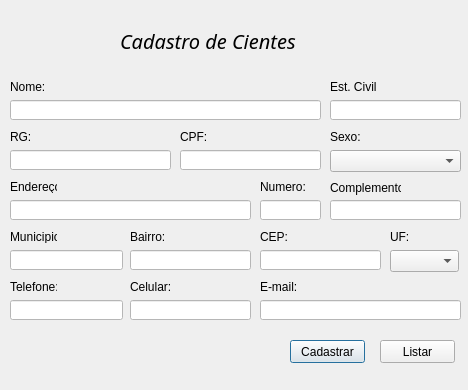
Before: the Qt Designer form tela_cadastro_cliente.ui in saulovictor/Sistema, drawn with Qt 5.
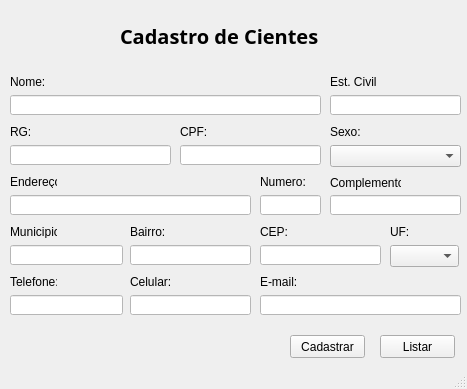
After: the same form once the commit is applied.

What changed in the file:
```diff
--- a/tela_cadastro_cliente.ui
+++ b/tela_cadastro_cliente.ui
@@ -1,27 +1,76 @@
 <?xml version="1.0" encoding="UTF-8"?>
 <ui version="4.0">
- <class>Dialog</class>
- <widget class="QDialog" name="Dialog">
+ <class>MainWindow</class>
+ <widget class="QMainWindow" name="MainWindow">
   <property name="geometry">
    <rect>
     <x>0</x>
     <y>0</y>
-    <width>468</width>
-    <height>390</height>
+    <width>467</width>
+    <height>389</height>
    </rect>
   </property>
   <property name="windowTitle">
-   <string>Dialog</string>
+   <string>MainWindow</string>
+  </property>
+  <widget class="QWidget" name="centralwidget">
+   <widget class="QPushButton" name="pushButton">
+    <property name="geometry">
+     <rect>
+      <x>290</x>
+      <y>335</y>
+      <width>75</width>
+      <height>23</height>
+     </rect>
   </property>
   <property name="styleSheet">
-   <string notr="true">
-</string>
-  </property>
+     <string notr="true">background-color: rgb(240, 240, 240);</string>
+    </property>
+    <property name="text">
+     <string>Cadastrar</string>
+    </property>
+   </widget>
+   <widget class="QLabel" name="label_15">
+    <property name="geometry">
+     <rect>
+      <x>130</x>
+      <y>225</y>
+      <width>47</width>
+      <height>13</height>
+     </rect>
+    </property>
+    <property name="text">
+     <string>Bairro:</string>
+    </property>
+   </widget>
+   <widget class="QComboBox" name="comboBox_2">
+    <property name="geometry">
+     <rect>
+      <x>330</x>
+      <y>145</y>
+      <width>131</width>
+      <height>22</height>
+     </rect>
+    </property>
+   </widget>
+   <widget class="QLabel" name="label_18">
+    <property name="geometry">
+     <rect>
+      <x>10</x>
+      <y>275</y>
+      <width>47</width>
+      <height>13</height>
+     </rect>
+    </property>
+    <property name="text">
+     <string>Telefone:</string>
+    </property>
+   </widget>
   <widget class="QLabel" name="label">
    <property name="geometry">
     <rect>
      <x>120</x>
-     <y>20</y>
+      <y>15</y>
      <width>231</width>
      <height>41</height>
     </rect>
@@ -30,18 +79,49 @@
     <font>
      <family>Arial Black</family>
      <pointsize>15</pointsize>
-     <italic>true</italic>
+      <weight>75</weight>
+      <italic>false</italic>
+      <bold>true</bold>
     </font>
    </property>
    <property name="text">
     <string>Cadastro de Cientes</string>
    </property>
   </widget>
+   <widget class="QPushButton" name="pushButton_2">
+    <property name="geometry">
+     <rect>
+      <x>380</x>
+      <y>335</y>
+      <width>75</width>
+      <height>23</height>
+     </rect>
+    </property>
+    <property name="styleSheet">
+     <string notr="true">background-color: rgb(240, 240, 240);</string>
+    </property>
+    <property name="text">
+     <string>Listar</string>
+    </property>
+   </widget>
+   <widget class="QLabel" name="label_5">
+    <property name="geometry">
+     <rect>
+      <x>10</x>
+      <y>125</y>
+      <width>47</width>
+      <height>13</height>
+     </rect>
+    </property>
+    <property name="text">
+     <string>RG:</string>
+    </property>
+   </widget>
   <widget class="QLabel" name="label_2">
    <property name="geometry">
     <rect>
      <x>10</x>
-     <y>80</y>
+      <y>75</y>
      <width>47</width>
      <height>13</height>
     </rect>
@@ -50,11 +130,115 @@
     <string>Nome:</string>
    </property>
   </widget>
+   <widget class="QLabel" name="label_14">
+    <property name="geometry">
+     <rect>
+      <x>10</x>
+      <y>225</y>
+      <width>47</width>
+      <height>13</height>
+     </rect>
+    </property>
+    <property name="text">
+     <string>Municipio:</string>
+    </property>
+   </widget>
+   <widget class="QLabel" name="label_16">
+    <property name="geometry">
+     <rect>
+      <x>260</x>
+      <y>225</y>
+      <width>47</width>
+      <height>13</height>
+     </rect>
+    </property>
+    <property name="text">
+     <string>CEP:</string>
+    </property>
+   </widget>
+   <widget class="QLabel" name="label_3">
+    <property name="geometry">
+     <rect>
+      <x>330</x>
+      <y>125</y>
+      <width>47</width>
+      <height>13</height>
+     </rect>
+    </property>
+    <property name="text">
+     <string>Sexo:</string>
+    </property>
+   </widget>
+   <widget class="QLineEdit" name="lineEdit_12">
+    <property name="geometry">
+     <rect>
+      <x>10</x>
+      <y>245</y>
+      <width>113</width>
+      <height>20</height>
+     </rect>
+    </property>
+    <property name="styleSheet">
+     <string notr="true">background-color: rgb(255, 255, 255);</string>
+    </property>
+   </widget>
+   <widget class="QLineEdit" name="lineEdit_9">
+    <property name="geometry">
+     <rect>
+      <x>10</x>
+      <y>195</y>
+      <width>241</width>
+      <height>20</height>
+     </rect>
+    </property>
+    <property name="styleSheet">
+     <string notr="true">background-color: rgb(255, 255, 255);</string>
+    </property>
+   </widget>
+   <widget class="QLineEdit" name="lineEdit_5">
+    <property name="geometry">
+     <rect>
+      <x>180</x>
+      <y>145</y>
+      <width>141</width>
+      <height>20</height>
+     </rect>
+    </property>
+    <property name="styleSheet">
+     <string notr="true">background-color: rgb(255, 255, 255);</string>
+    </property>
+   </widget>
+   <widget class="QLineEdit" name="lineEdit_13">
+    <property name="geometry">
+     <rect>
+      <x>130</x>
+      <y>245</y>
+      <width>121</width>
+      <height>20</height>
+     </rect>
+    </property>
+    <property name="styleSheet">
+     <string notr="true">background-color: rgb(255, 255, 255);</string>
+    </property>
+   </widget>
+   <widget class="QLabel" name="label_11">
+    <property name="geometry">
+     <rect>
+      <x>10</x>
+      <y>175</y>
+      <width>47</width>
+      <height>13</height>
+     </rect>
+    </property>
+    <property name="text">
+     <string>Endereço:</string>
+    </property>
+   </widget>
   <widget class="QLineEdit" name="lineEdit">
    <property name="geometry">
     <rect>
      <x>10</x>
-     <y>100</y>
+      <y>95</y>
      <width>311</width>
      <height>20</height>
     </rect>
@@ -72,63 +256,11 @@
     <bool>false</bool>
    </property>
   </widget>
-  <widget class="QLabel" name="label_3">
-   <property name="geometry">
-    <rect>
-     <x>330</x>
-     <y>130</y>
-     <width>47</width>
-     <height>13</height>
-    </rect>
-   </property>
-   <property name="text">
-    <string>Sexo:</string>
-   </property>
-  </widget>
-  <widget class="QLabel" name="label_4">
-   <property name="geometry">
-    <rect>
-     <x>330</x>
-     <y>80</y>
-     <width>47</width>
-     <height>13</height>
-    </rect>
-   </property>
-   <property name="text">
-    <string>Est. Civil:</string>
-   </property>
-  </widget>
-  <widget class="QLineEdit" name="lineEdit_3">
-   <property name="geometry">
-    <rect>
-     <x>330</x>
-     <y>100</y>
-     <width>131</width>
-     <height>20</height>
-    </rect>
-   </property>
-   <property name="styleSheet">
-    <string notr="true">background-color: rgb(255, 255, 255);</string>
-   </property>
-  </widget>
-  <widget class="QLabel" name="label_5">
-   <property name="geometry">
-    <rect>
-     <x>10</x>
-     <y>130</y>
-     <width>47</width>
-     <height>13</height>
-    </rect>
-   </property>
-   <property name="text">
-    <string>RG:</string>
-   </property>
-  </widget>
   <widget class="QLabel" name="label_6">
    <property name="geometry">
     <rect>
      <x>180</x>
-     <y>130</y>
+      <y>125</y>
      <width>47</width>
      <height>13</height>
     </rect>
@@ -137,89 +269,11 @@
     <string>CPF:</string>
    </property>
   </widget>
-  <widget class="QLineEdit" name="lineEdit_4">
-   <property name="geometry">
-    <rect>
-     <x>10</x>
-     <y>150</y>
-     <width>161</width>
-     <height>20</height>
-    </rect>
-   </property>
-   <property name="styleSheet">
-    <string notr="true">background-color: rgb(255, 255, 255);</string>
-   </property>
-  </widget>
-  <widget class="QLineEdit" name="lineEdit_5">
-   <property name="geometry">
-    <rect>
-     <x>180</x>
-     <y>150</y>
-     <width>141</width>
-     <height>20</height>
-    </rect>
-   </property>
-   <property name="styleSheet">
-    <string notr="true">background-color: rgb(255, 255, 255);</string>
-   </property>
-  </widget>
-  <widget class="QLabel" name="label_10">
-   <property name="geometry">
-    <rect>
-     <x>390</x>
-     <y>230</y>
-     <width>47</width>
-     <height>13</height>
-    </rect>
-   </property>
-   <property name="text">
-    <string>UF:</string>
-   </property>
-  </widget>
-  <widget class="QLabel" name="label_11">
-   <property name="geometry">
-    <rect>
-     <x>10</x>
-     <y>180</y>
-     <width>47</width>
-     <height>13</height>
-    </rect>
-   </property>
-   <property name="text">
-    <string>Endereço:</string>
-   </property>
-  </widget>
-  <widget class="QLineEdit" name="lineEdit_9">
-   <property name="geometry">
-    <rect>
-     <x>10</x>
-     <y>200</y>
-     <width>241</width>
-     <height>20</height>
-    </rect>
-   </property>
-   <property name="styleSheet">
-    <string notr="true">background-color: rgb(255, 255, 255);</string>
-   </property>
-  </widget>
-  <widget class="QLabel" name="label_12">
-   <property name="geometry">
-    <rect>
-     <x>260</x>
-     <y>180</y>
-     <width>47</width>
-     <height>13</height>
-    </rect>
-   </property>
-   <property name="text">
-    <string>Numero:</string>
-   </property>
-  </widget>
   <widget class="QLineEdit" name="lineEdit_10">
    <property name="geometry">
     <rect>
      <x>260</x>
-     <y>200</y>
+      <y>195</y>
      <width>61</width>
      <height>20</height>
     </rect>
@@ -228,11 +282,164 @@
     <string notr="true">background-color: rgb(255, 255, 255);</string>
    </property>
   </widget>
+   <widget class="QComboBox" name="comboBox">
+    <property name="geometry">
+     <rect>
+      <x>390</x>
+      <y>245</y>
+      <width>69</width>
+      <height>22</height>
+     </rect>
+    </property>
+   </widget>
+   <widget class="QLabel" name="label_12">
+    <property name="geometry">
+     <rect>
+      <x>260</x>
+      <y>175</y>
+      <width>47</width>
+      <height>13</height>
+     </rect>
+    </property>
+    <property name="text">
+     <string>Numero:</string>
+    </property>
+   </widget>
+   <widget class="QLineEdit" name="lineEdit_15">
+    <property name="geometry">
+     <rect>
+      <x>10</x>
+      <y>295</y>
+      <width>113</width>
+      <height>20</height>
+     </rect>
+    </property>
+    <property name="styleSheet">
+     <string notr="true">background-color: rgb(255, 255, 255);</string>
+    </property>
+   </widget>
+   <widget class="QLineEdit" name="lineEdit_14">
+    <property name="geometry">
+     <rect>
+      <x>260</x>
+      <y>245</y>
+      <width>121</width>
+      <height>20</height>
+     </rect>
+    </property>
+    <property name="styleSheet">
+     <string notr="true">background-color: rgb(255, 255, 255);</string>
+    </property>
+   </widget>
+   <widget class="QLineEdit" name="lineEdit_17">
+    <property name="geometry">
+     <rect>
+      <x>260</x>
+      <y>295</y>
+      <width>201</width>
+      <height>20</height>
+     </rect>
+    </property>
+    <property name="styleSheet">
+     <string notr="true">background-color: rgb(255, 255, 255);</string>
+    </property>
+   </widget>
+   <widget class="QLineEdit" name="lineEdit_16">
+    <property name="geometry">
+     <rect>
+      <x>130</x>
+      <y>295</y>
+      <width>121</width>
+      <height>20</height>
+     </rect>
+    </property>
+    <property name="styleSheet">
+     <string notr="true">background-color: rgb(255, 255, 255);</string>
+    </property>
+   </widget>
+   <widget class="QLineEdit" name="lineEdit_11">
+    <property name="geometry">
+     <rect>
+      <x>330</x>
+      <y>195</y>
+      <width>131</width>
+      <height>20</height>
+     </rect>
+    </property>
+    <property name="styleSheet">
+     <string notr="true">background-color: rgb(255, 255, 255);</string>
+    </property>
+   </widget>
+   <widget class="QLineEdit" name="lineEdit_3">
+    <property name="geometry">
+     <rect>
+      <x>330</x>
+      <y>95</y>
+      <width>131</width>
+      <height>20</height>
+     </rect>
+    </property>
+    <property name="styleSheet">
+     <string notr="true">background-color: rgb(255, 255, 255);</string>
+    </property>
+   </widget>
+   <widget class="QLabel" name="label_10">
+    <property name="geometry">
+     <rect>
+      <x>390</x>
+      <y>225</y>
+      <width>47</width>
+      <height>13</height>
+     </rect>
+    </property>
+    <property name="text">
+     <string>UF:</string>
+    </property>
+   </widget>
+   <widget class="QLabel" name="label_4">
+    <property name="geometry">
+     <rect>
+      <x>330</x>
+      <y>75</y>
+      <width>47</width>
+      <height>13</height>
+     </rect>
+    </property>
+    <property name="text">
+     <string>Est. Civil:</string>
+    </property>
+   </widget>
+   <widget class="QLineEdit" name="lineEdit_4">
+    <property name="geometry">
+     <rect>
+      <x>10</x>
+      <y>145</y>
+      <width>161</width>
+      <height>20</height>
+     </rect>
+    </property>
+    <property name="styleSheet">
+     <string notr="true">background-color: rgb(255, 255, 255);</string>
+    </property>
+   </widget>
+   <widget class="QLabel" name="label_20">
+    <property name="geometry">
+     <rect>
+      <x>260</x>
+      <y>275</y>
+      <width>47</width>
+      <height>13</height>
+     </rect>
+    </property>
+    <property name="text">
+     <string>E-mail:</string>
+    </property>
+   </widget>
   <widget class="QLabel" name="label_13">
    <property name="geometry">
     <rect>
      <x>330</x>
-     <y>180</y>
+      <y>175</y>
      <width>71</width>
      <height>16</height>
     </rect>
@@ -241,128 +448,11 @@
     <string>Complemento:</string>
    </property>
   </widget>
-  <widget class="QLineEdit" name="lineEdit_11">
-   <property name="geometry">
-    <rect>
-     <x>330</x>
-     <y>200</y>
-     <width>131</width>
-     <height>20</height>
-    </rect>
-   </property>
-   <property name="styleSheet">
-    <string notr="true">background-color: rgb(255, 255, 255);</string>
-   </property>
-  </widget>
-  <widget class="QLabel" name="label_14">
-   <property name="geometry">
-    <rect>
-     <x>10</x>
-     <y>230</y>
-     <width>47</width>
-     <height>13</height>
-    </rect>
-   </property>
-   <property name="text">
-    <string>Municipio:</string>
-   </property>
-  </widget>
-  <widget class="QLineEdit" name="lineEdit_12">
-   <property name="geometry">
-    <rect>
-     <x>10</x>
-     <y>250</y>
-     <width>113</width>
-     <height>20</height>
-    </rect>
-   </property>
-   <property name="styleSheet">
-    <string notr="true">background-color: rgb(255, 255, 255);</string>
-   </property>
-  </widget>
-  <widget class="QLabel" name="label_15">
-   <property name="geometry">
-    <rect>
-     <x>130</x>
-     <y>230</y>
-     <width>47</width>
-     <height>13</height>
-    </rect>
-   </property>
-   <property name="text">
-    <string>Bairro:</string>
-   </property>
-  </widget>
-  <widget class="QLineEdit" name="lineEdit_13">
-   <property name="geometry">
-    <rect>
-     <x>130</x>
-     <y>250</y>
-     <width>121</width>
-     <height>20</height>
-    </rect>
-   </property>
-   <property name="styleSheet">
-    <string notr="true">background-color: rgb(255, 255, 255);</string>
-   </property>
-  </widget>
-  <widget class="QLabel" name="label_16">
-   <property name="geometry">
-    <rect>
-     <x>260</x>
-     <y>230</y>
-     <width>47</width>
-     <height>13</height>
-    </rect>
-   </property>
-   <property name="text">
-    <string>CEP:</string>
-   </property>
-  </widget>
-  <widget class="QLineEdit" name="lineEdit_14">
-   <property name="geometry">
-    <rect>
-     <x>260</x>
-     <y>250</y>
-     <width>121</width>
-     <height>20</height>
-    </rect>
-   </property>
-   <property name="styleSheet">
-    <string notr="true">background-color: rgb(255, 255, 255);</string>
-   </property>
-  </widget>
-  <widget class="QLabel" name="label_18">
-   <property name="geometry">
-    <rect>
-     <x>10</x>
-     <y>280</y>
-     <width>47</width>
-     <height>13</height>
-    </rect>
-   </property>
-   <property name="text">
-    <string>Telefone:</string>
-   </property>
-  </widget>
-  <widget class="QLineEdit" name="lineEdit_15">
-   <property name="geometry">
-    <rect>
-     <x>10</x>
-     <y>300</y>
-     <width>113</width>
-     <height>20</height>
-    </rect>
-   </property>
-   <property name="styleSheet">
-    <string notr="true">background-color: rgb(255, 255, 255);</string>
-   </property>
-  </widget>
   <widget class="QLabel" name="label_19">
    <property name="geometry">
     <rect>
      <x>130</x>
-     <y>280</y>
+      <y>275</y>
      <width>47</width>
      <height>13</height>
     </rect>
@@ -371,97 +461,8 @@
     <string>Celular:</string>
    </property>
   </widget>
-  <widget class="QLineEdit" name="lineEdit_16">
-   <property name="geometry">
-    <rect>
-     <x>130</x>
-     <y>300</y>
-     <width>121</width>
-     <height>20</height>
-    </rect>
-   </property>
-   <property name="styleSheet">
-    <string notr="true">background-color: rgb(255, 255, 255);</string>
-   </property>
   </widget>
-  <widget class="QLabel" name="label_20">
-   <property name="geometry">
-    <rect>
-     <x>260</x>
-     <y>280</y>
-     <width>47</width>
-     <height>13</height>
-    </rect>
-   </property>
-   <property name="text">
-    <string>E-mail:</string>
-   </property>
-  </widget>
-  <widget class="QLineEdit" name="lineEdit_17">
-   <property name="geometry">
-    <rect>
-     <x>260</x>
-     <y>300</y>
-     <width>201</width>
-     <height>20</height>
-    </rect>
-   </property>
-   <property name="styleSheet">
-    <string notr="true">background-color: rgb(255, 255, 255);</string>
-   </property>
-  </widget>
-  <widget class="QPushButton" name="pushButton">
-   <property name="geometry">
-    <rect>
-     <x>290</x>
-     <y>340</y>
-     <width>75</width>
-     <height>23</height>
-    </rect>
-   </property>
-   <property name="styleSheet">
-    <string notr="true">background-color: rgb(240, 240, 240);</string>
-   </property>
-   <property name="text">
-    <string>Cadastrar</string>
-   </property>
-  </widget>
-  <widget class="QPushButton" name="pushButton_2">
-   <property name="geometry">
-    <rect>
-     <x>380</x>
-     <y>340</y>
-     <width>75</width>
-     <height>23</height>
-    </rect>
-   </property>
-   <property name="styleSheet">
-    <string notr="true">background-color: rgb(240, 240, 240);</string>
-   </property>
-   <property name="text">
-    <string>Listar</string>
-   </property>
-  </widget>
-  <widget class="QComboBox" name="comboBox">
-   <property name="geometry">
-    <rect>
-     <x>390</x>
-     <y>250</y>
-     <width>69</width>
-     <height>22</height>
-    </rect>
-   </property>
-  </widget>
-  <widget class="QComboBox" name="comboBox_2">
-   <property name="geometry">
-    <rect>
-     <x>330</x>
-     <y>150</y>
-     <width>131</width>
-     <height>22</height>
-    </rect>
-   </property>
-  </widget>
+  <widget class="QStatusBar" name="statusbar"/>
  </widget>
  <resources/>
  <connections/>
```
Lines whose indentation alone changed are shown as unchanged.
